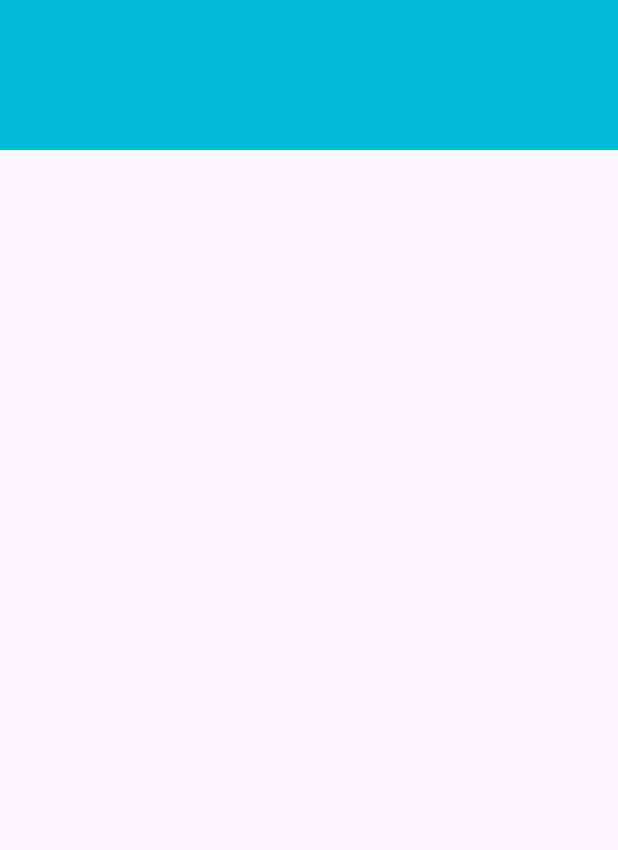
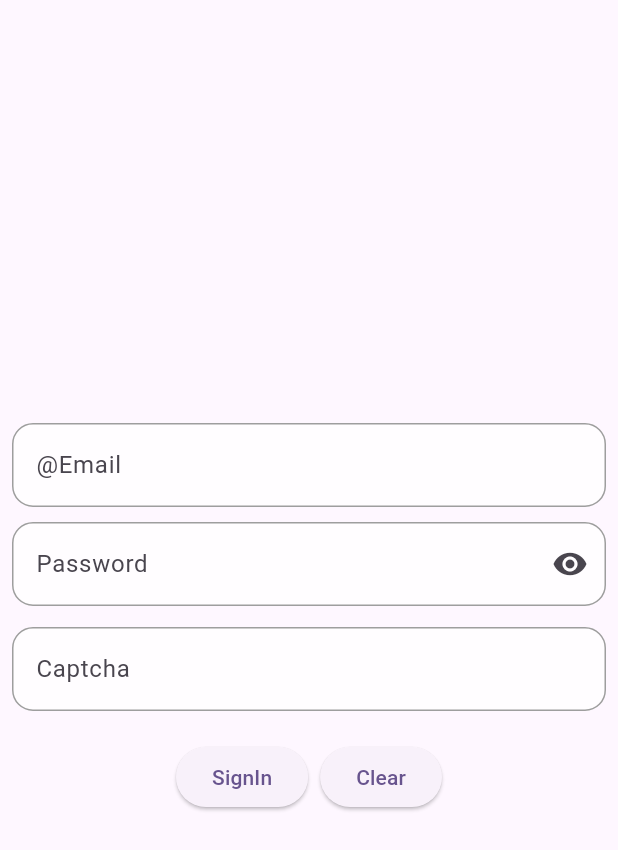
Before and after one commit to Luqmanorakzai/smit_ui_project, a Flutter app: the screen it shows after launch, on a phone screen of 412 x 824 dp. Shown: the top 850 px of the screen. Run offline on Flutter 3.47's test engine with Material 3 defaults, Android fonts, the phone set to English and light mode, and no system bars; our stand-ins replace gap; missing offline and left inert: animated_rating_stars.

Commit message:
Text field and ReviewScreen

```diff
--- a/lib/main.dart
+++ b/lib/main.dart
@@ -1,6 +1,7 @@
 import 'package:flutter/material.dart';
 import 'package:smit_ui_project/screens/media_query_screen.dart';
-import 'package:smit_ui_project/screens/t_shirt_shop.dart';
+import 'package:smit_ui_project/screens/review_testfield_screen.dart';
+import 'package:smit_ui_project/screens/text_fields.dart';
 
 void main() {
   runApp(const MyApp());
@@ -19,7 +20,7 @@ class MyApp extends StatelessWidget {
         colorScheme: ColorScheme.fromSeed(seedColor: Colors.deepPurple),
         useMaterial3: true,
       ),
-      home: const MediaQueryScreen(),
+      home: const TextFieldsScreen(),
     );
   }
 }
--- a/lib/screens/media_query_screen.dart
+++ b/lib/screens/media_query_screen.dart
@@ -5,16 +5,64 @@ class MediaQueryScreen extends StatelessWidget {
 
   @override
   Widget build(BuildContext context) {
-    return  Scaffold(
-      body: Column(
+    double screenHeight = MediaQuery.of(context).size.height;
+    double screenWidth = MediaQuery.of(context).size.width;
+    // var mediaQuery = MediaQuery.of(context);
+    return Scaffold(
+      body: Row(
+        // mainAxisAlignment: MainAxisAlignment.spaceBetween,
+        crossAxisAlignment: CrossAxisAlignment.start,
         children: [
           Container(
-            height: 100,
-            width: double.infinity,
-            color: Colors.cyan,
+            // width: mediaQuery.size.width * 0.5,
+            // height: mediaQuery.size.height*0.5,
+            width: screenWidth * 0.5,
+            height: screenHeight * 0.8,
+            decoration: BoxDecoration(color: Colors.cyan),
           ),
+          Container(
+            // width: mediaQuery.size.width * 0.5,
+            width: screenWidth * 0.5,
+            decoration: BoxDecoration(color: Colors.redAccent),
+          )
         ],
       ),
     );
   }
+//   return Scaffold(
+//     body: Builder(builder: (context){
+//       if(mediaQuery.orientation == Orientation.portrait){
+//         return portriatWidget(mediaQuery.size);
+//       }else{
+//         return landscapeWidget(mediaQuery.size);
+//       }
+//     }
+//       ,),
+//   );
+// }
+// Widget portriatWidget(Size size) {
+//   return Center(
+//     child: Container(
+//       height: size.height*0.8,
+//       width: size.width*0.6,
+//       color: Colors.cyan,
+//       child: Center(
+//         child: Text('Portriat'),
+//       ),
+//     ),
+//   );
+// }
+//
+// Widget landscapeWidget(Size size) {
+//   return Center(
+//     child: Container(
+//       height: size.height*0.8,
+//       width: size.width*0.4,
+//       color: Colors.red,
+//         child: Center(
+//         child: Text('landscape'),
+//         ),
+//     ),
+//   );
+// }
 }
--- a/lib/screens/smit_task_three.dart
+++ b/lib/screens/smit_task_three.dart
@@ -71,7 +71,7 @@ class TaskThree extends StatelessWidget {
                           }));
 
                         },
-                        child: Text('Go to Home',style: TextStyle(fontSize: 20,color: Colors.white),),
+                        child: const  Text('Go to Home',style: TextStyle(fontSize: 20,color: Colors.white),),
                       ),
                     ),
                   ),
--- /dev/null
+++ b/lib/screens/text_fields.dart
@@ -0,0 +1,130 @@
+import 'package:flutter/cupertino.dart';
+import 'package:flutter/material.dart';
+import 'package:flutter/rendering.dart';
+import 'package:gap/gap.dart';
+
+class TextFieldsScreen extends StatefulWidget {
+  const TextFieldsScreen({super.key});
+
+  @override
+  State<TextFieldsScreen> createState() => _TextFieldsScreenState();
+}
+
+class _TextFieldsScreenState extends State<TextFieldsScreen> {
+  final TextEditingController emailController = TextEditingController();
+  final TextEditingController passwrodController = TextEditingController();
+  String captcha = '';
+
+ void printValues() {
+    print('Email ${emailController.text}');
+    print('Passwrod ${passwrodController.text}');
+    print('forgot $captcha');
+  }
+
+  void clear() {
+    emailController.clear();
+    passwrodController.clear();
+    setState(() {
+      captcha = '';
+    });
+ }
+
+  @override
+  Widget build(BuildContext context) {
+    var mediaQuery = MediaQuery.of(context).size;
+    return Scaffold(
+      body: Center(
+        child: Padding(
+          padding: const EdgeInsets.symmetric(horizontal: 8.0),
+          child: Column(
+            mainAxisAlignment: MainAxisAlignment.center,
+            children: [
+              TextField(
+                controller: emailController,
+                maxLines: 1,
+                minLines: 1,
+                decoration: InputDecoration(
+                    filled: true,
+                    fillColor: Colors.white70,
+                    labelText: '@Email',
+                    focusedBorder: OutlineInputBorder(
+                      borderSide: BorderSide(color: Colors.amber),
+                      borderRadius: BorderRadius.circular(14),
+                    ),
+                    enabledBorder: OutlineInputBorder(
+                      borderSide: BorderSide(color: Colors.grey),
+                      borderRadius: BorderRadius.circular(14),
+                    )),
+              ),
+              Gap(10),
+              TextField(
+                controller: passwrodController,
+                maxLines: 1,
+                minLines: 1,
+                obscureText: true,
+                decoration: InputDecoration(
+                  suffixIcon: Icon(Icons.remove_red_eye,),
+                    filled: true,
+                    fillColor: Colors.white70,
+                    labelText: 'Password',
+                    focusedBorder: OutlineInputBorder(
+                      borderSide: BorderSide(color: Colors.amber),
+                      borderRadius: BorderRadius.circular(14),
+                    ),
+                    enabledBorder: OutlineInputBorder(
+                      borderSide: BorderSide(color: Colors.grey),
+                      borderRadius: BorderRadius.circular(14),
+                    )),
+              ),
+              Gap(14),
+              TextField(
+                // controller: emailController,
+                onChanged: (text) {
+                  setState(() {
+                    captcha = text;
+                  });
+                  print('text $text');
+                },
+                maxLines: 1,
+                minLines: 1,
+                decoration: InputDecoration(
+                    filled: true,
+                    fillColor: Colors.white70,
+                    labelText: 'Captcha',
+                    focusedBorder: OutlineInputBorder(
+                      borderSide: BorderSide(color: Colors.amber),
+                      borderRadius: BorderRadius.circular(14),
+                    ),
+                    enabledBorder: OutlineInputBorder(
+                      borderSide: BorderSide(color: Colors.grey),
+                      borderRadius: BorderRadius.circular(14),
+                    )),
+              ),
+              Gap(20),
+              Row(
+                mainAxisAlignment: MainAxisAlignment.center,
+                children: [
+                  ElevatedButton(
+                      onPressed: () {
+                        printValues();
+                        // print('${emailController.text}');
+                        // print('${passwrodController.text}');
+
+                      },
+                      child: const Text('SignIn')),
+                  Gap(8),
+                  ElevatedButton(
+                      onPressed: () {
+                       clear();
+
+                      },
+                      child: const Text('Clear')),
+                ],
+              )
+            ],
+          ),
+        ),
+      ),
+    );
+  }
+}
--- a/lib/screens/t_shirt_second.dart
+++ b/lib/shirt_app/t_shirt_second.dart
@@ -1,7 +1,7 @@
 import 'package:flutter/cupertino.dart';
 import 'package:flutter/material.dart';
 import 'package:smit_ui_project/custom_widgets/cutom_shirt_isze_selection.dart';
-import 'package:smit_ui_project/screens/t_shirt_third_screen.dart';
+import 'package:smit_ui_project/shirt_app/t_shirt_third_screen.dart';
 
 class TShirtSecond extends StatelessWidget {
   final shirtName;
@@ -149,6 +149,7 @@ class TShirtSecond extends StatelessWidget {
                       }));
                     },
                     child: Container(
+
                       height: 50,
                       decoration: BoxDecoration(
                         color: Colors.red,
--- a/lib/screens/t_shirt_shop.dart
+++ b/lib/shirt_app/t_shirt_shop.dart
@@ -1,7 +1,7 @@
 import 'package:flutter/cupertino.dart';
 import 'package:flutter/material.dart';
 import 'package:flutter/widgets.dart';
-import 'package:smit_ui_project/screens/t_shirt_second.dart';
+import 'package:smit_ui_project/shirt_app/t_shirt_second.dart';
 
 import '../custom_widgets/cutom_fav_icon.dart';
 
--- a/pubspec.yaml
+++ b/pubspec.yaml
@@ -35,6 +35,8 @@ dependencies:
   # The following adds the Cupertino Icons font to your application.
   # Use with the CupertinoIcons class for iOS style icons.
   cupertino_icons: ^1.0.6
+  gap: ^3.0.1
+  animated_rating_stars: ^1.0.1
 
 
 dev_dependencies:
```
Also changed, not shown: lib/screens/navi_to_third.dart (+21 -21 lines), lib/screens/review_testfield_screen.dart (added, +132 -0 lines), lib/shirt_app/t_shirt_third_screen.dart (renamed from lib/screens/t_shirt_third_screen.dart), pubspec.lock, 2 other files.
